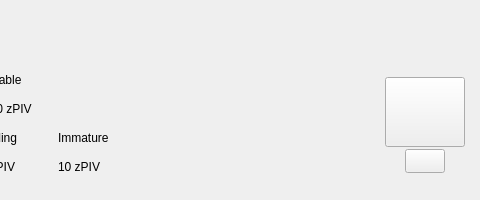
The window that src/qt/vitae/forms/topbar.ui (VitaeTeam/Vitae) describes before a commit, drawn with Qt 5; both pictures show x 254 to 734 and y 0 to 200 of the 734 by 200 pixel window.
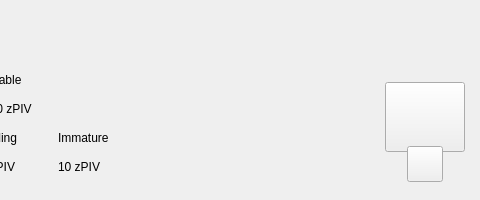
The same window after the commit. Custom widgets are drawn as their Qt base class.

Commit message: Combobox arrow style and

```diff
--- a/src/qt/vitae/forms/topbar.ui
+++ b/src/qt/vitae/forms/topbar.ui
@@ -603,19 +603,19 @@
            </property>
            <layout class="QVBoxLayout" name="containerQR">
             <property name="spacing">
-             <number>6</number>
+             <number>0</number>
             </property>
             <property name="leftMargin">
              <number>5</number>
             </property>
             <property name="topMargin">
-             <number>5</number>
+             <number>10</number>
             </property>
             <property name="rightMargin">
              <number>5</number>
             </property>
             <property name="bottomMargin">
-             <number>9</number>
+             <number>0</number>
             </property>
             <item>
              <widget class="QPushButton" name="btnQr">
@@ -625,6 +625,12 @@
                 <height>70</height>
                </size>
               </property>
+              <property name="maximumSize">
+               <size>
+                <width>16777215</width>
+                <height>70</height>
+               </size>
+              </property>
               <property name="text">
                <string/>
               </property>
@@ -636,18 +642,34 @@
               </property>
              </widget>
             </item>
+            <item>
+             <spacer name="verticalSpacer">
+              <property name="orientation">
+               <enum>Qt::Vertical</enum>
+              </property>
+              <property name="sizeType">
+               <enum>QSizePolicy::Fixed</enum>
+              </property>
+              <property name="sizeHint" stdset="0">
+               <size>
+                <width>20</width>
+                <height>20</height>
+               </size>
+              </property>
+             </spacer>
+            </item>
             <item alignment="Qt::AlignHCenter|Qt::AlignBottom">
              <widget class="QPushButton" name="pushButtonQR">
               <property name="minimumSize">
                <size>
-                <width>0</width>
-                <height>24</height>
+                <width>36</width>
+                <height>36</height>
                </size>
               </property>
               <property name="maximumSize">
                <size>
-                <width>16777215</width>
-                <height>24</height>
+                <width>36</width>
+                <height>36</height>
                </size>
               </property>
               <property name="text">
```
The commit also changes 3 other files.
